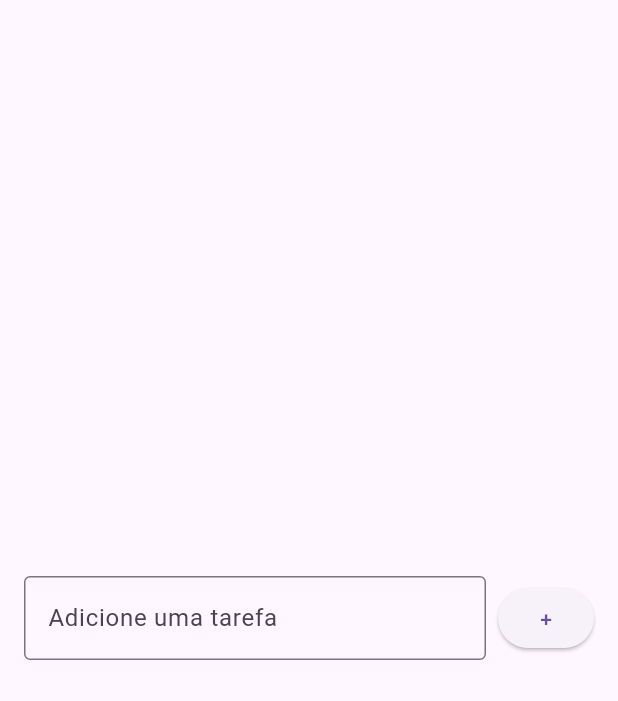
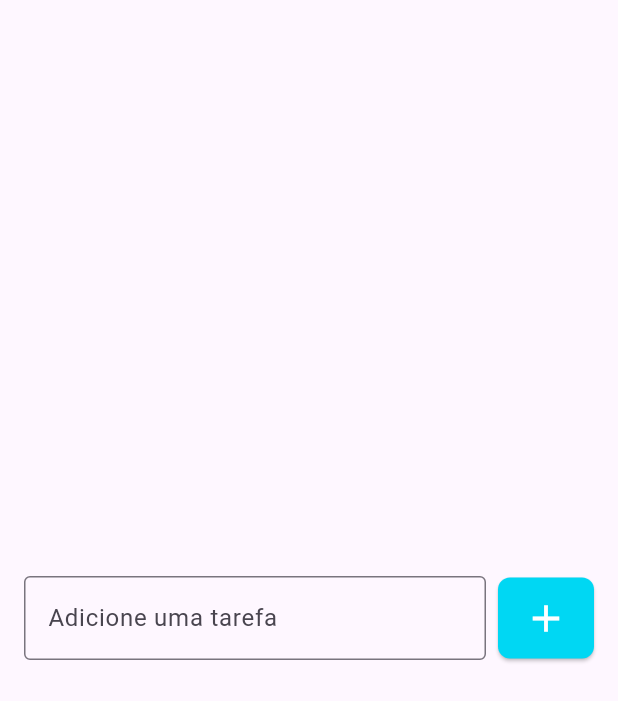
Before and after one commit to silviofrancoms10/todo_list, a Flutter app: the screen it shows after launch, on a phone screen of 412 x 824 dp. Shown: the top 701 px of the screen. Run offline on Flutter 3.47's test engine with Material 3 defaults, Android fonts, the phone set to English and light mode, and no system bars.

Commit message:
Adicionando botão como texto ou como Icon

```diff
--- a/lib/pages/todo_list_page.dart
+++ b/lib/pages/todo_list_page.dart
@@ -1,3 +1,5 @@
+import 'dart:math';
+
 import 'package:flutter/material.dart';
 
 class TodoListPage extends StatelessWidget {
@@ -23,7 +25,27 @@ class TodoListPage extends StatelessWidget {
                 ),
               ),
               SizedBox(width: 8),
-              ElevatedButton(onPressed: () {}, child: Text("+"))
+              ElevatedButton(
+                onPressed: () {},
+                /*child: Text(
+                  "+",
+                  style: TextStyle(
+                    fontSize: 28,
+                    fontWeight: FontWeight.bold,
+                  ),
+                ),*/
+                style: ElevatedButton.styleFrom(
+                  shape: RoundedRectangleBorder(
+                      borderRadius: BorderRadius.circular(8)),
+                  backgroundColor: Color(0xff00d7f3),
+                  foregroundColor: Colors.white,
+                  padding: EdgeInsets.all(12),
+                ),
+                child: Icon(
+                  Icons.add,
+                  size: 30,
+                ),
+              )
             ],
           ),
         ),
```
